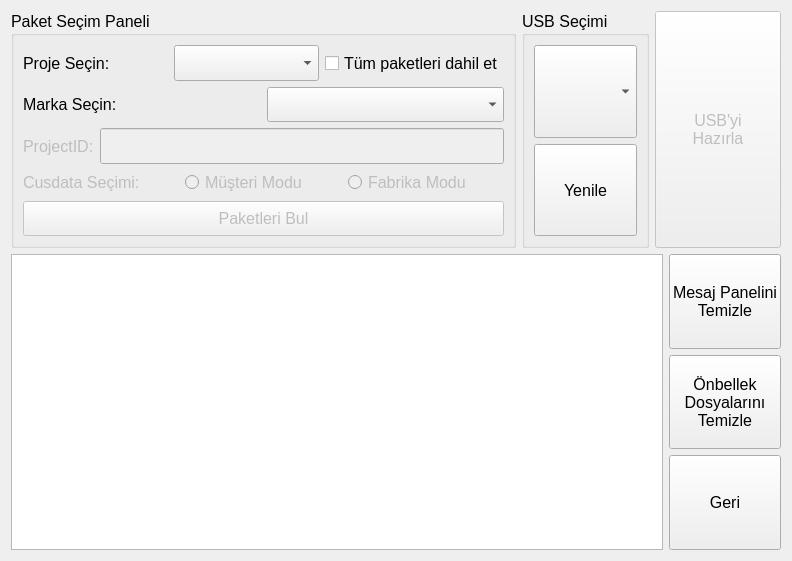
Qt form ui/image_creator_screen.ui (cihansenyuz/system_controller) before a commit.
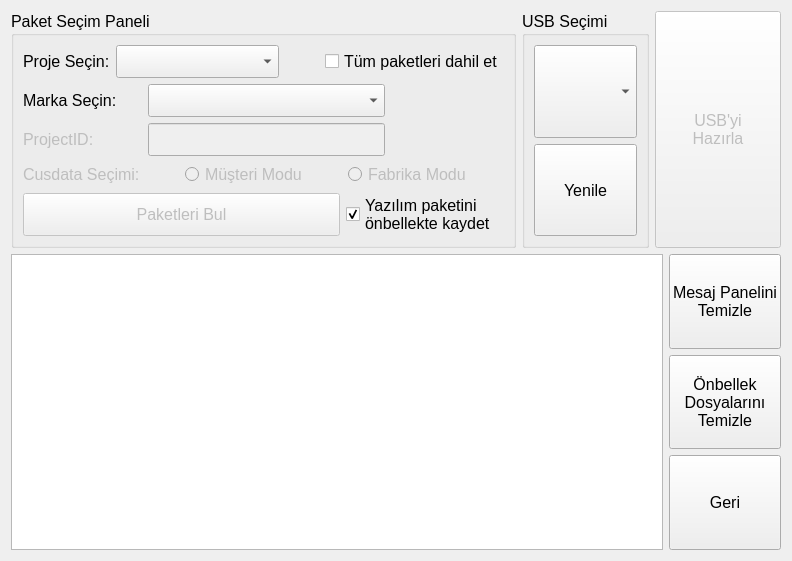
The same form after that commit.

The edit to the form file:
```diff
--- a/ui/image_creator_screen.ui
+++ b/ui/image_creator_screen.ui
@@ -26,9 +26,9 @@
        <property name="title">
         <string>Paket Seçim Paneli</string>
        </property>
-       <layout class="QVBoxLayout" name="verticalLayout" stretch="1,1,1,0,1">
+       <layout class="QVBoxLayout" name="verticalLayout" stretch="1,1,1,0,0">
         <item>
-         <layout class="QHBoxLayout" name="horizontalLayout_2" stretch="0,0,0">
+         <layout class="QHBoxLayout" name="horizontalLayout_2" stretch="1,2,0,1">
           <item>
            <widget class="QLabel" name="label">
             <property name="font">
@@ -51,6 +51,19 @@
             </property>
            </widget>
           </item>
+          <item>
+           <spacer name="horizontalSpacer_2">
+            <property name="orientation">
+             <enum>Qt::Horizontal</enum>
+            </property>
+            <property name="sizeHint" stdset="0">
+             <size>
+              <width>40</width>
+              <height>20</height>
+             </size>
+            </property>
+           </spacer>
+          </item>
           <item>
            <widget class="QCheckBox" name="dortluPaketCheckBox">
             <property name="sizePolicy">
@@ -76,7 +89,7 @@
          </layout>
         </item>
         <item>
-         <layout class="QHBoxLayout" name="horizontalLayout_6">
+         <layout class="QHBoxLayout" name="horizontalLayout_6" stretch="1,2,1">
           <item>
            <widget class="QLabel" name="label_2">
             <property name="text">
@@ -94,10 +107,23 @@
             </property>
            </widget>
           </item>
+          <item>
+           <spacer name="horizontalSpacer">
+            <property name="orientation">
+             <enum>Qt::Horizontal</enum>
+            </property>
+            <property name="sizeHint" stdset="0">
+             <size>
+              <width>40</width>
+              <height>20</height>
+             </size>
+            </property>
+           </spacer>
+          </item>
          </layout>
         </item>
         <item>
-         <layout class="QHBoxLayout" name="horizontalLayout_3">
+         <layout class="QHBoxLayout" name="horizontalLayout_3" stretch="1,2,1">
           <item>
            <widget class="QLabel" name="projectIdLabel">
             <property name="enabled">
@@ -121,6 +147,19 @@
             </property>
            </widget>
           </item>
+          <item>
+           <spacer name="horizontalSpacer_3">
+            <property name="orientation">
+             <enum>Qt::Horizontal</enum>
+            </property>
+            <property name="sizeHint" stdset="0">
+             <size>
+              <width>40</width>
+              <height>20</height>
+             </size>
+            </property>
+           </spacer>
+          </item>
          </layout>
         </item>
         <item>
@@ -188,6 +227,8 @@
          </layout>
         </item>
         <item>
+         <layout class="QHBoxLayout" name="horizontalLayout_7" stretch="2,1">
+          <item>
          <widget class="QPushButton" name="findButton">
           <property name="enabled">
            <bool>false</bool>
@@ -207,6 +248,28 @@
            <string>Paketleri Bul</string>
           </property>
          </widget>
+          </item>
+          <item>
+           <widget class="QCheckBox" name="cacheCheckBox">
+            <property name="sizePolicy">
+             <sizepolicy hsizetype="Minimum" vsizetype="Minimum">
+              <horstretch>0</horstretch>
+              <verstretch>0</verstretch>
+             </sizepolicy>
+            </property>
+            <property name="layoutDirection">
+             <enum>Qt::LeftToRight</enum>
+            </property>
+            <property name="text">
+             <string>Yazılım paketini
+önbellekte kaydet</string>
+            </property>
+            <property name="checked">
+             <bool>true</bool>
+            </property>
+           </widget>
+          </item>
+         </layout>
         </item>
        </layout>
       </widget>
```
Lines whose indentation alone changed are shown as unchanged.
